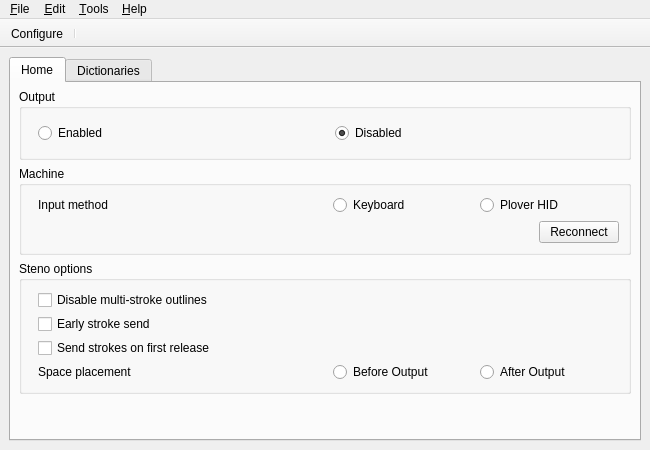
Before: the Qt Designer form plover/gui_qt/main_window.ui in Ankhanh975/plover-main-fork, drawn with Qt 5.
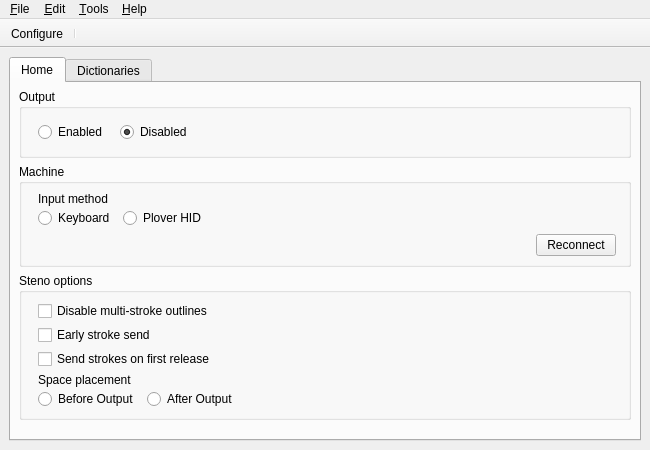
After: the same form once the commit is applied. Icons and pictures are not drawn. Custom widgets are drawn as their Qt base class.

Commit message: Enhance main window layout by adjusting margins and adding spacers; update tests for layout properties and spacing

```diff
--- a/plover/gui_qt/main_window.ui
+++ b/plover/gui_qt/main_window.ui
@@ -74,8 +74,23 @@
            <property name="leftMargin">
             <number>16</number>
            </property>
+           <property name="topMargin">
+            <number>8</number>
+           </property>
+           <property name="rightMargin">
+            <number>12</number>
+           </property>
+           <property name="bottomMargin">
+            <number>8</number>
+           </property>
            <item>
             <widget class="QRadioButton" name="output_enable">
+             <property name="sizePolicy">
+              <sizepolicy hsizetype="Maximum" vsizetype="Fixed">
+               <horstretch>0</horstretch>
+               <verstretch>0</verstretch>
+              </sizepolicy>
+             </property>
              <property name="minimumSize">
               <size>
                <width>0</width>
@@ -89,6 +104,12 @@
            </item>
            <item>
             <widget class="QRadioButton" name="output_disable">
+             <property name="sizePolicy">
+              <sizepolicy hsizetype="Maximum" vsizetype="Fixed">
+               <horstretch>0</horstretch>
+               <verstretch>0</verstretch>
+              </sizepolicy>
+             </property>
              <property name="minimumSize">
               <size>
                <width>0</width>
@@ -103,6 +124,22 @@
              </property>
             </widget>
            </item>
+           <item>
+            <spacer name="outputChoicesSpacer">
+             <property name="orientation">
+              <enum>Qt::Orientation::Horizontal</enum>
+             </property>
+             <property name="sizeType">
+              <enum>QSizePolicy::Policy::Expanding</enum>
+             </property>
+             <property name="sizeHint" stdset="0">
+              <size>
+               <width>0</width>
+               <height>0</height>
+              </size>
+             </property>
+            </spacer>
+           </item>
           </layout>
          </widget>
         </item>
@@ -118,11 +155,20 @@
            <property name="leftMargin">
             <number>16</number>
            </property>
+           <property name="topMargin">
+            <number>8</number>
+           </property>
+           <property name="rightMargin">
+            <number>12</number>
+           </property>
+           <property name="bottomMargin">
+            <number>8</number>
+           </property>
            <item>
             <widget class="QWidget" name="inputMethodRow" native="true">
-             <layout class="QHBoxLayout" name="inputMethodRowLayout">
+             <layout class="QVBoxLayout" name="inputMethodRowLayout">
               <property name="spacing">
-               <number>8</number>
+               <number>2</number>
               </property>
               <property name="leftMargin">
                <number>0</number>
@@ -166,6 +212,12 @@
                  </property>
                  <item>
                   <widget class="QRadioButton" name="input_method_keyboard">
+                   <property name="sizePolicy">
+                    <sizepolicy hsizetype="Maximum" vsizetype="Fixed">
+                     <horstretch>0</horstretch>
+                     <verstretch>0</verstretch>
+                    </sizepolicy>
+                   </property>
                    <property name="text">
                     <string>Keyboard</string>
                    </property>
@@ -173,11 +225,33 @@
                  </item>
                  <item>
                   <widget class="QRadioButton" name="input_method_plover_hid">
+                   <property name="sizePolicy">
+                    <sizepolicy hsizetype="Maximum" vsizetype="Fixed">
+                     <horstretch>0</horstretch>
+                     <verstretch>0</verstretch>
+                    </sizepolicy>
+                   </property>
                    <property name="text">
                     <string>Plover HID</string>
                    </property>
                   </widget>
                  </item>
+                 <item>
+                  <spacer name="inputMethodChoicesSpacer">
+                   <property name="orientation">
+                    <enum>Qt::Orientation::Horizontal</enum>
+                   </property>
+                   <property name="sizeType">
+                    <enum>QSizePolicy::Policy::Expanding</enum>
+                   </property>
+                   <property name="sizeHint" stdset="0">
+                    <size>
+                     <width>0</width>
+                     <height>0</height>
+                    </size>
+                   </property>
+                  </spacer>
+                 </item>
                 </layout>
                </widget>
               </item>
@@ -259,6 +333,15 @@
            <property name="leftMargin">
             <number>16</number>
            </property>
+           <property name="topMargin">
+            <number>8</number>
+           </property>
+           <property name="rightMargin">
+            <number>12</number>
+           </property>
+           <property name="bottomMargin">
+            <number>8</number>
+           </property>
            <item>
             <widget class="QCheckBox" name="disable_multistroke_outlines">
              <property name="toolTip">
@@ -291,9 +374,9 @@
            </item>
            <item>
             <widget class="QWidget" name="spacePlacementRow" native="true">
-             <layout class="QHBoxLayout" name="spacePlacementRowLayout">
+             <layout class="QVBoxLayout" name="spacePlacementRowLayout">
               <property name="spacing">
-               <number>8</number>
+               <number>2</number>
               </property>
               <property name="leftMargin">
                <number>0</number>
@@ -337,6 +420,12 @@
                  </property>
                  <item>
                   <widget class="QRadioButton" name="space_before_output">
+                   <property name="sizePolicy">
+                    <sizepolicy hsizetype="Maximum" vsizetype="Fixed">
+                     <horstretch>0</horstretch>
+                     <verstretch>0</verstretch>
+                    </sizepolicy>
+                   </property>
                    <property name="text">
                     <string>Before Output</string>
                    </property>
@@ -344,11 +433,33 @@
                  </item>
                  <item>
                   <widget class="QRadioButton" name="space_after_output">
+                   <property name="sizePolicy">
+                    <sizepolicy hsizetype="Maximum" vsizetype="Fixed">
+                     <horstretch>0</horstretch>
+                     <verstretch>0</verstretch>
+                    </sizepolicy>
+                   </property>
                    <property name="text">
                     <string>After Output</string>
                    </property>
                   </widget>
                  </item>
+                 <item>
+                  <spacer name="spacePlacementChoicesSpacer">
+                   <property name="orientation">
+                    <enum>Qt::Orientation::Horizontal</enum>
+                   </property>
+                   <property name="sizeType">
+                    <enum>QSizePolicy::Policy::Expanding</enum>
+                   </property>
+                   <property name="sizeHint" stdset="0">
+                    <size>
+                     <width>0</width>
+                     <height>0</height>
+                    </size>
+                   </property>
+                  </spacer>
+                 </item>
                 </layout>
                </widget>
               </item>
```
The commit also changes 1 other file.
